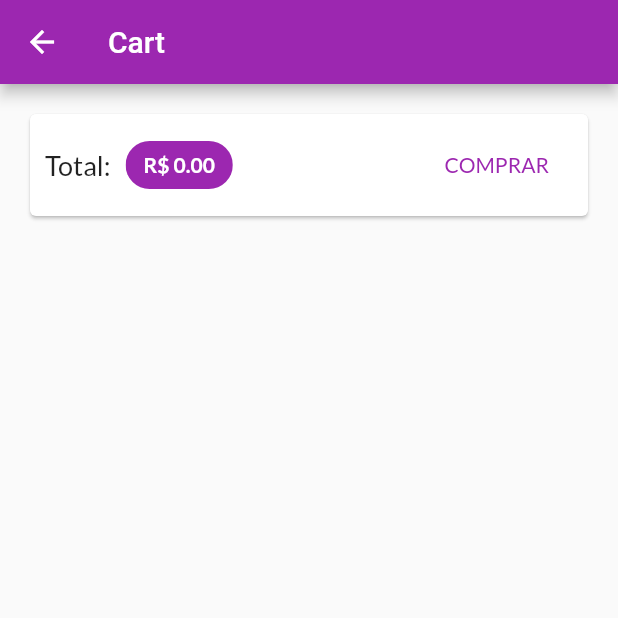
After one commit to hansmboron/loja, a Flutter app: the CartScreen screen opened by its route, on a phone screen of 412 x 824 dp, the top half of it. The commit adds this screen. Run offline on Flutter 3.47's test engine with Material 2 defaults, Android fonts, the phone set to English and light mode, and no system bars; our stand-ins replace cached_network_image, google_fonts; network calls fail.

Commit message:
pagina do carrinho

```diff
--- a/lib/components/product_item.dart
+++ b/lib/components/product_item.dart
@@ -46,7 +46,7 @@ class ProductItem extends StatelessWidget {
               ),
               onPressed: () {
                 cart.addItem(product);
-                print(cart.itemCount);
+                // print(cart.itemsCount);
               },
             ),
           ),
--- a/lib/main.dart
+++ b/lib/main.dart
@@ -1,6 +1,7 @@
 import 'package:flutter/material.dart';
 import 'package:google_fonts/google_fonts.dart';
 import 'package:provider/provider.dart';
+import 'package:shop/pages/cart_screen.dart';
 import 'package:shop/pages/product_detail_page.dart';
 import 'package:shop/pages/products_overview.dart';
 import 'package:shop/providers/cart.dart';
@@ -30,6 +31,7 @@ class MyApp extends StatelessWidget {
         routes: {
           AppRoutes.HOME: (context) => ProductsOverviewPage(),
           AppRoutes.PRODUCT_DETAIL: (context) => ProductDetailPage(),
+          AppRoutes.CART: (context) => CartScreen(),
         },
       ),
     );
--- /dev/null
+++ b/lib/pages/cart_screen.dart
@@ -0,0 +1,60 @@
+import 'package:flutter/material.dart';
+import 'package:provider/provider.dart';
+import 'package:shop/components/cart_item_widget.dart';
+import 'package:shop/providers/cart.dart';
+
+class CartScreen extends StatelessWidget {
+  @override
+  Widget build(BuildContext context) {
+    final Cart cart = Provider.of(context);
+    final cartItems = cart.items.values.toList();
+    return Scaffold(
+      appBar: AppBar(
+        title: Text('Cart'),
+      ),
+      body: Column(
+        children: <Widget>[
+          Card(
+            margin: const EdgeInsets.all(20.0),
+            child: Padding(
+              padding: const EdgeInsets.all(10.0),
+              child: Row(
+                mainAxisAlignment: MainAxisAlignment.spaceEvenly,
+                children: <Widget>[
+                  Text(
+                    'Total:',
+                    style: TextStyle(fontSize: 18),
+                  ),
+                  SizedBox(width: 10),
+                  Chip(
+                    label: Text(
+                      'R\$ ${cart.totalAmount.toStringAsFixed(2)}',
+                      style: TextStyle(
+                        color: Colors.white,
+                        fontWeight: FontWeight.bold,
+                      ),
+                    ),
+                    backgroundColor: Theme.of(context).primaryColor,
+                  ),
+                  Spacer(),
+                  FlatButton(
+                    onPressed: () {},
+                    child: Text('COMPRAR'),
+                    textColor: Theme.of(context).primaryColor,
+                  )
+                ],
+              ),
+            ),
+          ),
+          // SizedBox(height: 10),
+          Expanded(
+            child: ListView.builder(
+              itemCount: cart.itemsCount,
+              itemBuilder: (context, i) => CartItemWidget(cartItems[i]),
+            ),
+          ),
+        ],
+      ),
+    );
+  }
+}
--- a/lib/pages/products_overview.dart
+++ b/lib/pages/products_overview.dart
@@ -4,6 +4,7 @@ import 'package:shop/components/badge.dart';
 import 'package:shop/components/product_grid.dart';
 import 'package:shop/providers/cart.dart';
 import 'package:shop/providers/products.dart';
+import 'package:shop/utils/app_routes.dart';
 
 enum filteredOption { Favorite, All }
 
@@ -38,10 +39,12 @@ class ProductsOverviewPage extends StatelessWidget {
           Consumer<Cart>(
             child: IconButton(
               icon: Icon(Icons.shopping_cart),
-              onPressed: () {},
+              onPressed: () {
+                Navigator.of(context).pushNamed(AppRoutes.CART);
+              },
             ),
             builder: (_, cart, child) => Badge(
-              value: cart.itemCount.toString(),
+              value: cart.itemsCount.toString(),
               child: child,
             ),
           )
--- a/lib/providers/cart.dart
+++ b/lib/providers/cart.dart
@@ -5,12 +5,14 @@ import 'package:shop/providers/product.dart';
 
 class CartItem {
   final String id;
+  final String productId;
   final String title;
   final int quantity;
   final double price;
 
   CartItem({
     @required this.id,
+    @required this.productId,
     @required this.title,
     @required this.quantity,
     @required this.price,
@@ -20,12 +22,20 @@ class CartItem {
 class Cart with ChangeNotifier {
   Map<String, CartItem> _items = {};
 
-  Map<String, CartItem> get item {
+  Map<String, CartItem> get items {
     return {..._items};
   }
 
-  int get itemCount {
+  int get itemsCount {
     return _items.length;
+  }
+
+  double get totalAmount {
+    double total = 0.0;
+    _items.forEach((key, cartItem) {
+      total += cartItem.price * cartItem.quantity;
+    });
+    return total;
   }
 
   void addItem(Product product) {
@@ -34,6 +44,7 @@ class Cart with ChangeNotifier {
         product.id,
         (existingItem) => CartItem(
           id: existingItem.id,
+          productId: product.id,
           title: existingItem.title,
           quantity: existingItem.quantity + 1,
           price: existingItem.price,
@@ -44,6 +55,7 @@ class Cart with ChangeNotifier {
         product.id,
         () => CartItem(
           id: Random().nextDouble().toString(),
+          productId: product.id,
           title: product.title,
           quantity: 1,
           price: product.price,
@@ -52,4 +64,9 @@ class Cart with ChangeNotifier {
     }
     notifyListeners();
   }
+
+  void removeItem(String productId) {
+    _items.remove(productId);
+    notifyListeners();
+  }
 }
--- a/lib/utils/app_routes.dart
+++ b/lib/utils/app_routes.dart
@@ -1,4 +1,5 @@
 class AppRoutes {
   static const HOME = '/';
   static const PRODUCT_DETAIL = '/product-detail';
+  static const CART = '/cart';
 }
```
Also changed, not shown: lib/components/cart_item_widget.dart (added, +98 -0 lines).
